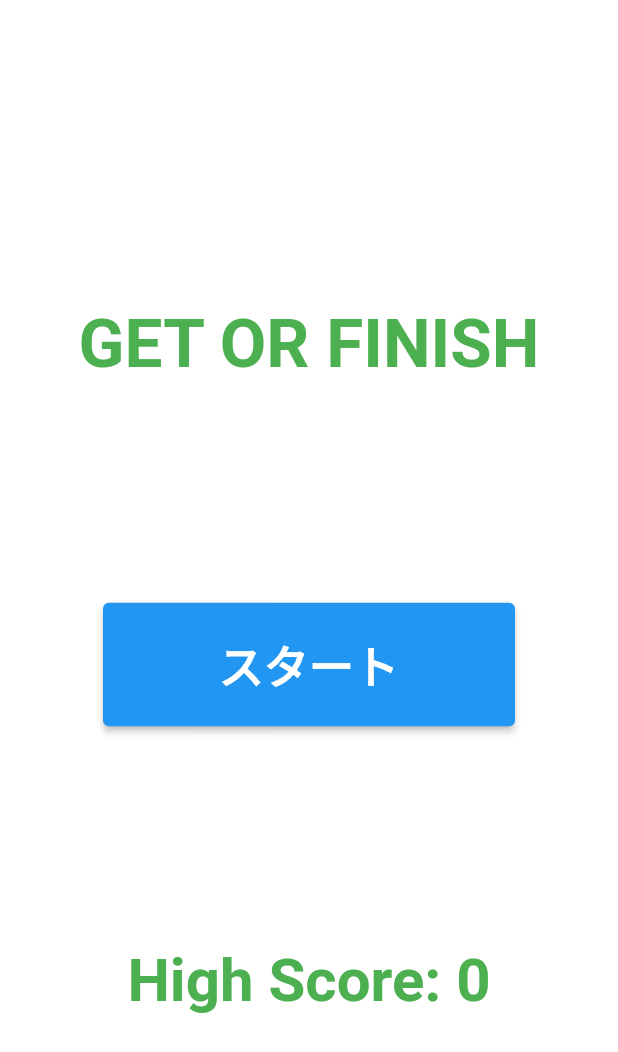
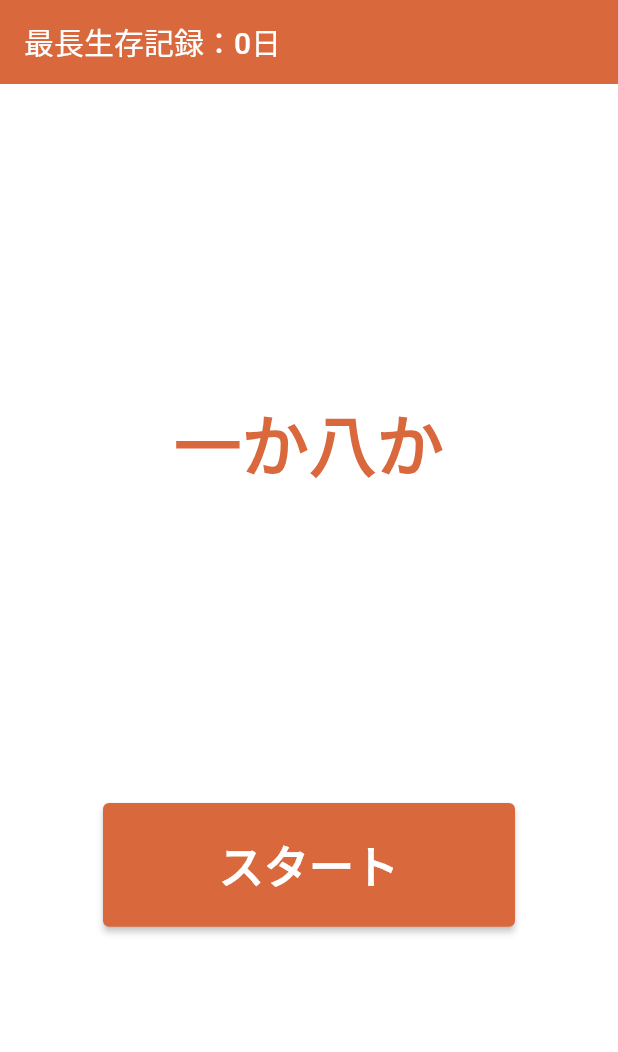
Before and after one commit to iseruuuuu/prize_get_app, a Flutter app: the screen it shows after launch, on a phone screen of 412 x 824 dp. Shown: the top 1052 px of the screen. Run offline on Flutter 3.47's test engine with Material 2 defaults, Android fonts, the phone set to English and light mode, and no system bars; drawn by our look-alikes of flutter_easyloading; our stand-ins replace awesome_dialog, get, shared_preferences; missing offline and left inert: enum_to_string, flutter_animator, flutter_dynamic_icon.

Commit message:
fix: タイトル画面の装飾を変更

```diff
--- /dev/null
+++ b/lib/color/app_color.dart
@@ -0,0 +1,5 @@
+import 'package:flutter/cupertino.dart';
+
+abstract class AppColor {
+  static const homeColor = Color(0xFFD9683D);
+}
--- a/lib/screen/home/home_screen.dart
+++ b/lib/screen/home/home_screen.dart
@@ -2,6 +2,7 @@ import 'package:flutter/material.dart';
 import 'package:flutter_animator/flutter_animator.dart';
 import 'package:flutter_easyloading/flutter_easyloading.dart';
 import 'package:get/get.dart';
+import 'package:prize_get_app/color/app_color.dart';
 import 'package:prize_get_app/screen/home/home_screen_controller.dart';
 
 class HomeScreen extends StatelessWidget {
@@ -15,29 +16,36 @@ class HomeScreen extends StatelessWidget {
       child: Scaffold(
         backgroundColor: Colors.white,
         appBar: AppBar(
-          backgroundColor: Colors.white,
+          backgroundColor: AppColor.homeColor,
           elevation: 0,
+          title: Row(
+            children: [
+              Text('最長生存記録：${controller.highScore}日'),
+              const Spacer(),
+            ],
+          ),
         ),
         body: Center(
           child: Column(
             mainAxisAlignment: MainAxisAlignment.spaceEvenly,
             children: [
               const Text(
-                'GET OR FINISH',
+                '一か八か',
                 style: TextStyle(
                   fontSize: 45,
                   fontWeight: FontWeight.bold,
-                  color: Colors.green,
+                  color: AppColor.homeColor,
                 ),
               ),
               Pulse(
-                preferences: const AnimationPreferences(
-                  autoPlay: AnimationPlayStates.Loop
-                ),
+                preferences: const AnimationPreferences(autoPlay: AnimationPlayStates.Loop),
                 child: SizedBox(
                   width: MediaQuery.of(context).size.width / 1.5,
                   height: MediaQuery.of(context).size.width / 5,
                   child: ElevatedButton(
+                    style: ElevatedButton.styleFrom(
+                      primary: AppColor.homeColor,
+                    ),
                     onPressed: controller.onTap,
                     child: const Text(
                       'スタート',
@@ -50,15 +58,6 @@ class HomeScreen extends StatelessWidget {
                   ),
                 ),
               ),
-              Obx(() => Text(
-                  'High Score: ${controller.highScore}',
-                  style: const TextStyle(
-                    fontSize: 40,
-                    fontWeight: FontWeight.bold,
-                    color: Colors.green,
-                  ),
-                ),
-              ),
             ],
           ),
         ),
```
